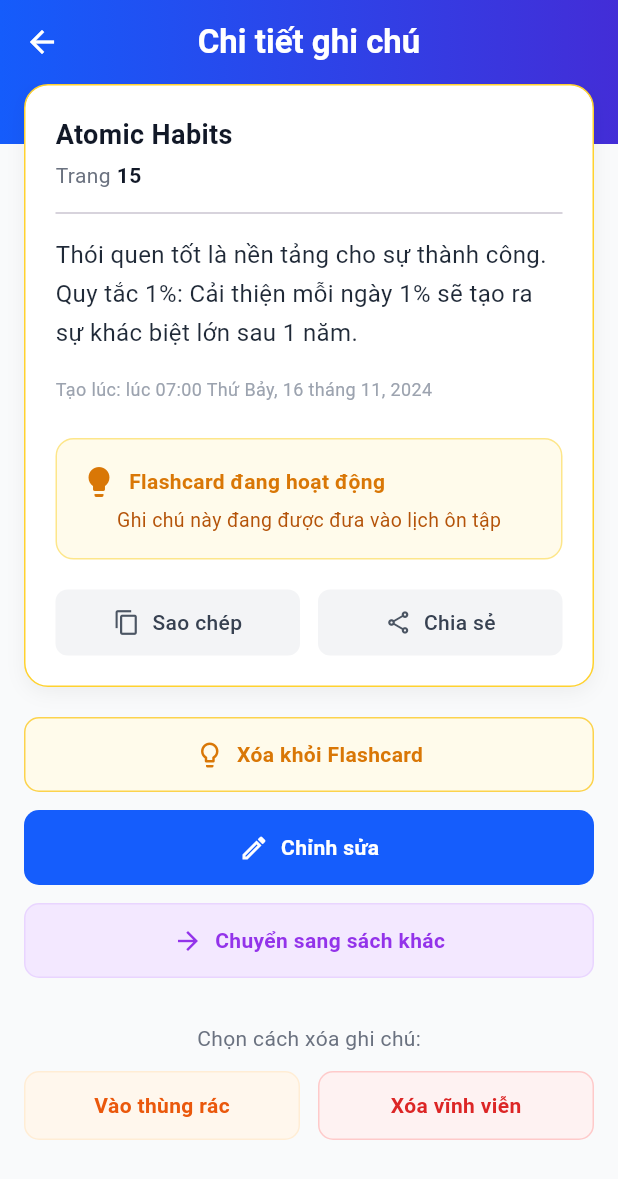
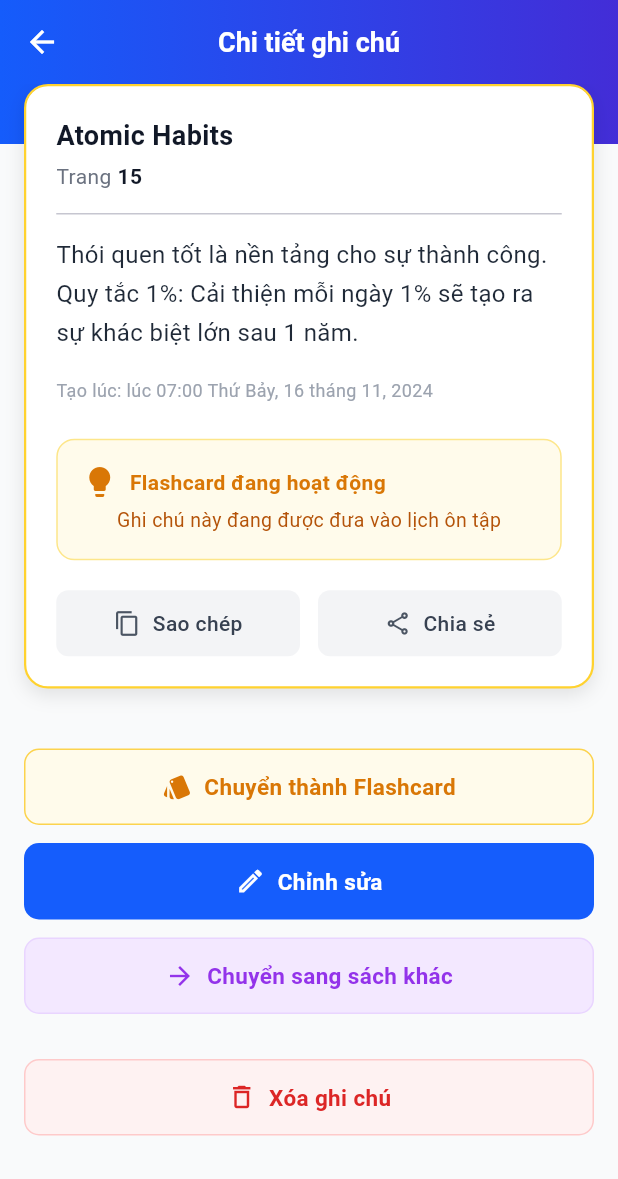
Before and after one commit to BTL-Mobile/Reading_Book_App, a Flutter app: the screen it shows after launch, after a tap on "Atomic Habits", on a phone screen of 412 x 824 dp. Shown: the top 1179 px of the screen. Run offline on Flutter 3.47's test engine with Material 3 defaults, Android fonts, the phone set to English and light mode, and no system bars.

Commit message:
feature delete note and update

```diff
--- a/lib/features/instructor/screens/note_detail_screen.dart
+++ b/lib/features/instructor/screens/note_detail_screen.dart
@@ -1,7 +1,9 @@
 import 'package:flutter/material.dart';
 import 'edit_note_screen.dart';
+// Import các widget mới
 import '../widgets/move_note_dialog.dart';
-import '../widgets/confirm_delete_dialog.dart';
+import '../widgets/delete_options_sheet.dart';
+import '../widgets/create_flashcard_dialog.dart';
 
 class NoteDetailScreen extends StatelessWidget {
   const NoteDetailScreen({super.key});
@@ -25,27 +27,23 @@
       body: SingleChildScrollView(
         child: Column(
           children: [
-            // Header nền xanh (giả lập phần cong hoặc gradient nối tiếp)
             Container(
               height: 40,
               decoration: const BoxDecoration(
                 gradient: LinearGradient(colors: [Color(0xFF155CFB), Color(0xFF432DD7)]),
               ),
             ),
-            // Nội dung Card chính
             Transform.translate(
               offset: const Offset(0, -40),
               child: Padding(
                 padding: const EdgeInsets.symmetric(horizontal: 16.0),
-                child: Column(
-                  children: [
-                    Container(
+                child: Container(
                   padding: const EdgeInsets.all(20),
                   decoration: BoxDecoration(
                     color: Colors.white,
                     borderRadius: BorderRadius.circular(16),
-                        border: Border.all(color: const Color(0xFFFFD22F), width: 1),
-                        boxShadow: [BoxShadow(color: Colors.black.withOpacity(0.05), blurRadius: 10, offset: const Offset(0, 4))],
+                    border: Border.all(color: const Color(0xFFFFD22F), width: 1.5),
+                    boxShadow: [BoxShadow(color: Colors.black.withOpacity(0.1), blurRadius: 10, offset: const Offset(0, 4))],
                   ),
                   child: Column(
                     crossAxisAlignment: CrossAxisAlignment.start,
@@ -68,7 +66,6 @@
                       const Text('Tạo lúc: lúc 07:00 Thứ Bảy, 16 tháng 11, 2024', style: TextStyle(fontSize: 12, color: Color(0xFF9CA3AF))),
                       const SizedBox(height: 24),
 
-                          // Flashcard Badge (Vàng đậm)
                       Container(
                         padding: const EdgeInsets.all(16),
                         decoration: BoxDecoration(
@@ -102,16 +99,29 @@
                     ],
                   ),
                 ),
-                    const SizedBox(height: 20),
+              ),
+            ),
 
-                    // Các nút hành động chính
+            Padding(
+              padding: const EdgeInsets.symmetric(horizontal: 16),
+              child: Column(
+                children: [
                   _buildActionButton(
-                      text: 'Xóa khỏi Flashcard',
-                      icon: Icons.lightbulb_outline,
+                    text: 'Chuyển thành Flashcard',
+                    icon: Icons.style,
                     bgColor: const Color(0xFFFFFBEB),
                     textColor: const Color(0xFFD97706),
                     iconColor: const Color(0xFFD97706),
                     borderColor: const Color(0xFFFCD34D),
+                    onTap: () {
+                      showDialog(
+                          context: context,
+                          builder: (context) => const CreateFlashcardDialog(
+                              noteContent: "Nội dung ghi chú...",
+                              bookTitle: "Atomic Habits"
+                          )
+                      );
+                    },
                   ),
                   const SizedBox(height: 12),
                   _buildActionButton(
@@ -133,55 +143,37 @@
                     borderColor: const Color(0xFFE9D5FF),
                     onTap: () => showDialog(context: context, builder: (context) => const MoveNoteDialog()),
                   ),
+                  const SizedBox(height: 30),
 
-                    const SizedBox(height: 30),
-                    const Text('Chọn cách xóa ghi chú:', style: TextStyle(color: Color(0xFF6B7280), fontSize: 14)),
-                    const SizedBox(height: 12),
+                  // Nút Xóa mới (Mở BottomSheet)
+                  _buildActionButton(
+                    text: 'Xóa ghi chú',
+                    icon: Icons.delete_outline,
+                    bgColor: const Color(0xFFFEF2F2),
+                    textColor: const Color(0xFFDC2626),
+                    iconColor: const Color(0xFFDC2626),
+                    borderColor: const Color(0xFFFECACA),
+                    onTap: () async {
+                      final result = await showModalBottomSheet<String>(
+                        context: context,
+                        backgroundColor: Colors.transparent,
+                        builder: (context) => const DeleteOptionsSheet(),
+                      );
 
-                    // Khu vực 2 nút xóa (New!)
-                    Row(
-                      children: [
-                        Expanded(
-                          child: _buildActionButton(
-                            text: 'Vào thùng rác',
-                            bgColor: const Color(0xFFFFF7ED), // Cam rất nhạt
-                            textColor: const Color(0xFFEA580C), // Cam đậm
-                            borderColor: const Color(0xFFFFEDD5),
-                            isSmall: true,
-                            onTap: () {
-                              // Logic đưa vào thùng rác
-                              Navigator.pop(context);
+                      if (result != null && context.mounted) {
+                        Navigator.pop(context); // Đóng màn hình chi tiết
+                        if (result == 'soft_delete') {
                           ScaffoldMessenger.of(context).showSnackBar(const SnackBar(content: Text('Đã chuyển vào thùng rác')));
-                            },
-                          ),
-                        ),
-                        const SizedBox(width: 12),
-                        Expanded(
-                          child: _buildActionButton(
-                            text: 'Xóa vĩnh viễn',
-                            bgColor: const Color(0xFFFEF2F2), // Đỏ rất nhạt
-                            textColor: const Color(0xFFDC2626), // Đỏ
-                            borderColor: const Color(0xFFFECACA),
-                            isSmall: true,
-                            onTap: () async {
-                              final shouldDelete = await showDialog<bool>(
-                                  context: context,
-                                  builder: (context) => const ConfirmDeleteDialog()
-                              );
-                              if (shouldDelete == true && context.mounted) {
-                                Navigator.pop(context);
+                        } else if (result == 'hard_delete') {
                           ScaffoldMessenger.of(context).showSnackBar(const SnackBar(content: Text('Đã xóa vĩnh viễn')));
                         }
+                      }
                     },
-                          ),
-                        ),
-                      ],
                   ),
                   const SizedBox(height: 40),
                 ],
               ),
-              ),
-            ),
+            )
           ],
         ),
       ),
@@ -205,18 +197,17 @@
 
   Widget _buildActionButton({
     required String text,
-    IconData? icon,
+    required IconData icon,
     required Color bgColor,
     required Color textColor,
-    Color? iconColor,
+    required Color iconColor,
     required Color borderColor,
-    bool isSmall = false,
     VoidCallback? onTap,
   }) {
     return GestureDetector(
       onTap: onTap,
       child: Container(
-        padding: EdgeInsets.symmetric(vertical: isSmall ? 12 : 14),
+        padding: const EdgeInsets.symmetric(vertical: 14),
         decoration: BoxDecoration(
           color: bgColor,
           borderRadius: BorderRadius.circular(10),
@@ -225,8 +216,9 @@
         child: Row(
           mainAxisAlignment: MainAxisAlignment.center,
           children: [
-            if (icon != null) ...[Icon(icon, color: iconColor, size: 20), const SizedBox(width: 8)],
-            Text(text, style: TextStyle(color: textColor, fontWeight: FontWeight.bold, fontSize: 14)),
+            Icon(icon, color: iconColor, size: 20),
+            const SizedBox(width: 8),
+            Text(text, style: TextStyle(color: textColor, fontWeight: FontWeight.bold, fontSize: 15)),
           ],
         ),
       ),
--- a/lib/main.dart
+++ b/lib/main.dart
@@ -1,6 +1,6 @@
 import 'package:flutter/material.dart';
+// Import màn hình trang chủ (Danh sách ghi chú)
 import 'features/instructor/screens/notes_screen.dart';
-import 'features/instructor/screens/note_detail_screen.dart';
 
 void main() {
   runApp(const MyApp());
@@ -12,19 +12,73 @@
   @override
   Widget build(BuildContext context) {
     return MaterialApp(
-      title: 'Reading Book App',
-      debugShowCheckedModeBanner: false,
+      title: 'Trạm Đọc - Instructor',
+      debugShowCheckedModeBanner: false, // Tắt cái dải băng Debug màu đỏ ở góc phải
+
+      // Cấu hình giao diện chung (Theme) cho toàn bộ App
       theme: ThemeData(
-        fontFamily: 'Roboto', // Hoặc 'Arimo' nếu đã cài font
-        primarySwatch: Colors.blue,
         useMaterial3: true,
+        fontFamily: 'Roboto', // Bạn có thể đổi thành 'Arimo' nếu đã thêm font vào pubspec.yaml
+
+        // Màu nền chung cho các màn hình (Xám rất nhạt chuẩn Figma)
         scaffoldBackgroundColor: const Color(0xFFF9FAFB),
+
+        // Cấu hình màu sắc chủ đạo (Xanh dương)
+        colorScheme: ColorScheme.fromSeed(
+          seedColor: const Color(0xFF155CFB),
+          primary: const Color(0xFF155CFB),
+          // Màu nền surface (các hộp thoại, card...)
+          surface: Colors.white,
+        ),
+
+        // Cấu hình mặc định cho AppBar
+        appBarTheme: const AppBarTheme(
+          backgroundColor: Colors.white,
+          surfaceTintColor: Colors.transparent, // Giữ màu trắng thuần, không bị ám màu
+          elevation: 0,
+          centerTitle: false,
+          iconTheme: IconThemeData(color: Colors.black),
+          titleTextStyle: TextStyle(
+              color: Colors.black,
+              fontSize: 18,
+              fontWeight: FontWeight.bold
+          ),
+        ),
+
+        // Cấu hình mặc định cho nút bấm (ElevatedButton)
+        elevatedButtonTheme: ElevatedButtonThemeData(
+          style: ElevatedButton.styleFrom(
+            backgroundColor: const Color(0xFF155DFC), // Màu nền nút
+            foregroundColor: Colors.white, // Màu chữ nút
+            shape: RoundedRectangleBorder(
+              borderRadius: BorderRadius.circular(10), // Bo góc 10px
+            ),
+            elevation: 0, // Không đổ bóng
+          ),
+        ),
+
+        // Cấu hình mặc định cho ô nhập liệu (Input)
+        inputDecorationTheme: InputDecorationTheme(
+          filled: true,
+          fillColor: Colors.white,
+          contentPadding: const EdgeInsets.symmetric(horizontal: 16, vertical: 12),
+          border: OutlineInputBorder(
+            borderRadius: BorderRadius.circular(10),
+            borderSide: const BorderSide(color: Color(0xFFD1D5DB)),
+          ),
+          enabledBorder: OutlineInputBorder(
+            borderRadius: BorderRadius.circular(10),
+            borderSide: const BorderSide(color: Color(0xFFD1D5DB)),
+          ),
+          focusedBorder: OutlineInputBorder(
+            borderRadius: BorderRadius.circular(10),
+            borderSide: const BorderSide(color: Color(0xFF155DFC), width: 1.5),
+          ),
+        ),
       ),
-      initialRoute: '/',
-      routes: {
-        '/': (context) => const NotesScreen(),
-        '/note_detail': (context) => const NoteDetailScreen(),
-      },
+
+      // Màn hình khởi động đầu tiên
+      home: const NotesScreen(),
     );
   }
 }
```
Also changed, not shown: lib/features/instructor/screens/add_note_screen.dart (+41 -18 lines), lib/features/instructor/screens/ocr_modal.dart (+32 -7 lines), lib/features/instructor/widgets/create_flashcard_dialog.dart (added, +84 -0 lines), lib/features/instructor/widgets/delete_options_sheet.dart (added, +78 -0 lines). Lines whose indentation alone changed are shown as unchanged.
